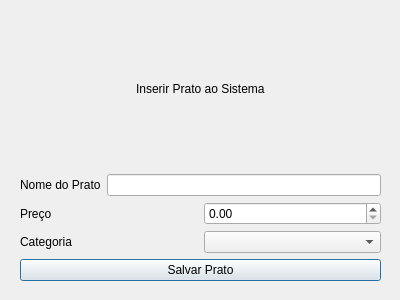
jujubsfs/restify3, file telacadastrarprato.ui: the form before one commit.
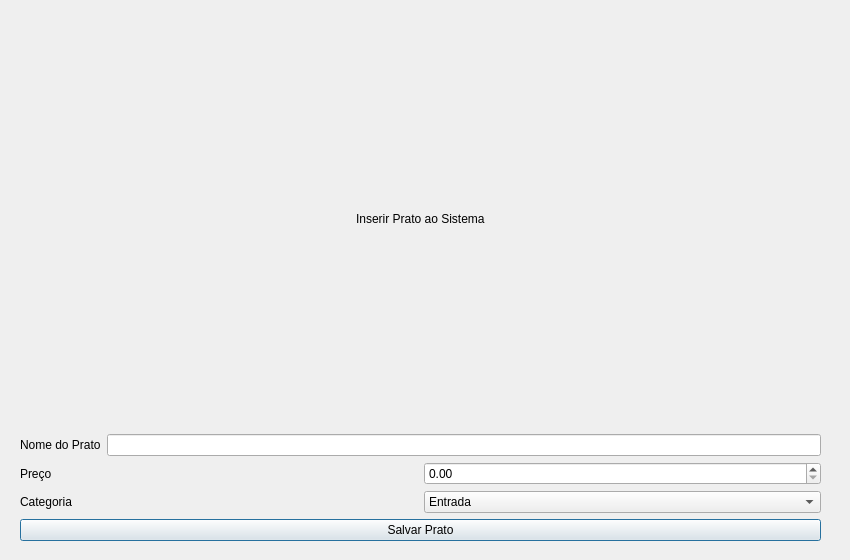
The form after the commit.

What changed in the file:
```diff
--- a/telacadastrarprato.ui
+++ b/telacadastrarprato.ui
@@ -6,20 +6,20 @@
    <rect>
     <x>0</x>
     <y>0</y>
-    <width>400</width>
-    <height>300</height>
+    <width>850</width>
+    <height>560</height>
    </rect>
   </property>
   <property name="windowTitle">
    <string>Dialog</string>
   </property>
-  <widget class="QWidget" name="">
+  <widget class="QWidget" name="layoutWidget">
    <property name="geometry">
     <rect>
      <x>20</x>
      <y>10</y>
-     <width>361</width>
-     <height>271</height>
+     <width>801</width>
+     <height>531</height>
     </rect>
    </property>
    <layout class="QVBoxLayout" name="verticalLayout">
@@ -70,7 +70,11 @@
        </widget>
       </item>
       <item>
-       <widget class="QLineEdit" name="lineEdit"/>
+       <widget class="QLineEdit" name="lineEdit">
+        <property name="text">
+         <string/>
+        </property>
+       </widget>
       </item>
      </layout>
     </item>
@@ -98,7 +102,23 @@
        </widget>
       </item>
       <item>
-       <widget class="QComboBox" name="comboBox"/>
+       <widget class="QComboBox" name="comboBox">
+        <item>
+         <property name="text">
+          <string>Entrada</string>
+         </property>
+        </item>
+        <item>
+         <property name="text">
+          <string>Prato Principal</string>
+         </property>
+        </item>
+        <item>
+         <property name="text">
+          <string>Sobremesa</string>
+         </property>
+        </item>
+       </widget>
       </item>
      </layout>
     </item>
```
